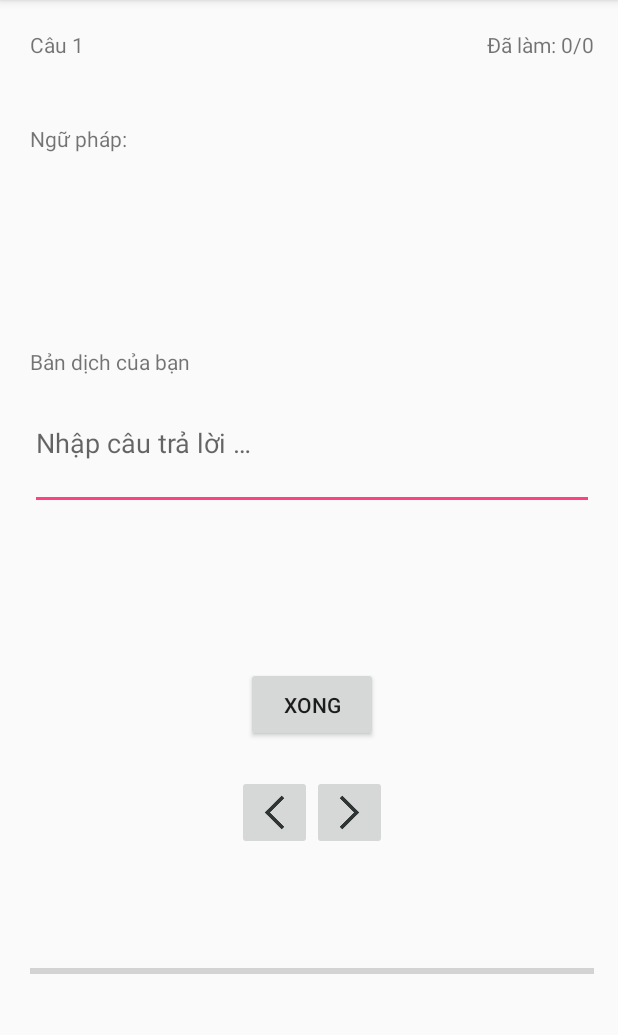
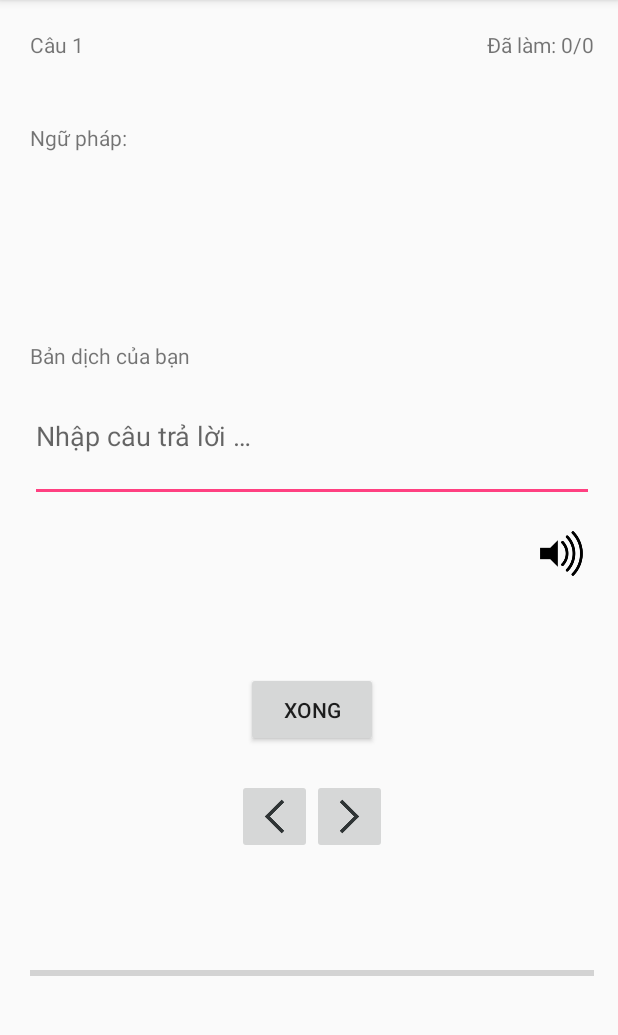
Before and after one commit to NinhHuong/NihongoRenshuu, an Android app: the TransQuiz screen opened directly, with no data from a screen before it, on a phone screen of 412 x 824 dp, the part 84-1119 px from its top. Run offline under Robolectric (Android 15) with nearby library versions, the phone set to English and light mode, and no system bars; 12 statements that could not run were skipped.

Commit message:
- lastest code

```diff
--- a/app/src/main/java/com/h2n/nihongorenshuu/MainActivity.java
+++ b/app/src/main/java/com/h2n/nihongorenshuu/MainActivity.java
@@ -11,6 +11,7 @@ import android.view.MenuItem;
 import android.widget.Button;
 import android.widget.RadioButton;
 import android.widget.RadioGroup;
+import android.speech.tts.TextToSpeech;
 
 import com.h2n.nihongorenshuu.app.grammar.GrammarListReview;
 import com.h2n.nihongorenshuu.app.transquiz.TransQuizHome;
@@ -21,6 +22,7 @@ import com.h2n.nihongorenshuu.entity.Grammar;
 import java.io.IOException;
 import java.util.ArrayList;
 import java.util.List;
+import java.util.Locale;
 
 
 public class MainActivity extends AppCompatActivity {
--- a/app/src/main/java/com/h2n/nihongorenshuu/app/transquiz/TransQuiz.java
+++ b/app/src/main/java/com/h2n/nihongorenshuu/app/transquiz/TransQuiz.java
@@ -9,8 +9,10 @@ import android.view.View;
 import android.widget.Button;
 import android.widget.EditText;
 import android.widget.ImageButton;
+import android.widget.ImageView;
 import android.widget.ProgressBar;
 import android.widget.TextView;
+import android.speech.tts.TextToSpeech;
 
 import com.h2n.nihongorenshuu.R;
 import com.h2n.nihongorenshuu.app.grammar.GrammarDetail;
@@ -28,6 +30,7 @@ import org.json.JSONObject;
 
 import java.util.ArrayList;
 import java.util.List;
+import java.util.Locale;
 
 /**
  * Created by ninhh on 11/12/2016.
@@ -35,10 +38,7 @@ import java.util.List;
 
 public class TransQuiz extends AppCompatActivity implements View.OnClickListener{
 
-
-//    private List<Sentence> listSen = new ArrayList<>();
     private List<History> listHis = new ArrayList<>();
-//    private List<Grammar> listGra = new ArrayList<>();
     private List<JSONObject> listRetrieve = new ArrayList<>();
     Sentence sentence;
     Grammar grammar;
@@ -49,6 +49,8 @@ public class TransQuiz extends AppCompatActivity implements View.OnClickListener
     ImageButton btnPrev, btnNext;
     EditText etUserTrans;
     ProgressBar pbStatus;
+    ImageView ivSpeak;
+    TextToSpeech t2s;
     @Override
     protected void onCreate(Bundle savedInstanceState) {
         super.onCreate(savedInstanceState);
@@ -78,6 +80,15 @@ public class TransQuiz extends AppCompatActivity implements View.OnClickListener
         btnNext = (ImageButton) findViewById(R.id.btnNext);
         etUserTrans = (EditText) findViewById(R.id.etUserTrans);
         pbStatus = (ProgressBar) findViewById(R.id.pbStatus);
+
+        t2s = new TextToSpeech(getApplicationContext(), new TextToSpeech.OnInitListener() {
+            @Override
+            public void onInit(int status) {
+                if(status != TextToSpeech.ERROR) {
+                    t2s.setLanguage(Locale.JAPANESE);
+                }
+            }
+        });
 
 //        check is Continue
         HistoryRepo hr = new HistoryRepo();
@@ -221,6 +232,8 @@ public class TransQuiz extends AppCompatActivity implements View.OnClickListener
 
         etUserTrans.setEnabled(false);
         tvKeyTitle.setVisibility(View.VISIBLE);
+//        ivSpeak.setVisibility(View.VISIBLE);
+//        btnSpeakOnClick(findViewById(R.id.ivSpeak));
         if(isVnToJp == 1) {
             tvKey.setText(sentence.getJpSentence());
         } else {
@@ -270,6 +283,7 @@ public class TransQuiz extends AppCompatActivity implements View.OnClickListener
 
         etUserTrans.setEnabled(false);
         tvKeyTitle.setVisibility(View.VISIBLE);
+//        ivSpeak.setVisibility(View.VISIBLE);
     }
 
     private void goToGrammarDetail(int graId, int sen_id) {
@@ -281,6 +295,11 @@ public class TransQuiz extends AppCompatActivity implements View.OnClickListener
         startActivity(i);
     }
 
+    public void btnSpeakOnClick(View view) {
+        String toSpeak = tvKey.getText().toString().trim();
+        t2s.speak(toSpeak, TextToSpeech.QUEUE_FLUSH, null);
+    }
+
     private void clearScreen() {
         tvSenNo.setText("");
         tvDone.setText("");
@@ -288,7 +307,7 @@ public class TransQuiz extends AppCompatActivity implements View.OnClickListener
         tvSen.setText("");
         tvCorrection.setText("");
         tvKey.setText("");
-
+//        ivSpeak.setVisibility(View.INVISIBLE);
         tvKeyTitle.setVisibility(View.INVISIBLE);
         btnSubmit.setEnabled(true);
         btnPrev.setEnabled(true);
--- a/app/src/main/res/layout/activity_trans_quiz.xml
+++ b/app/src/main/res/layout/activity_trans_quiz.xml
@@ -86,14 +86,29 @@
         android:layout_height="wrap_content"
         android:id="@+id/tvKeyTitle"/>
 
-    <TextView
-        android:text="@string/key"
-        android:textColor="@color/key"
+    <LinearLayout
+        android:orientation="horizontal"
         android:layout_width="match_parent"
         android:layout_height="wrap_content"
-        android:id="@+id/tvKey"
-        android:layout_weight="1" />
+        android:layout_weight="1">
+        <TextView
+            android:text="@string/key"
+            android:textColor="@color/key"
+            android:layout_width="wrap_content"
+            android:layout_height="wrap_content"
+            android:id="@+id/tvKey"
+            android:layout_weight="1" />
 
+        <ImageView
+            android:layout_width="30dp"
+            android:layout_height="30dp"
+            app:srcCompat="@drawable/sound_loud_speaker"
+            android:id="@+id/ivSpeak"
+            android:layout_gravity="end"
+            android:layout_weight="0.04"
+            android:onClick="btnSpeakOnClick"/>
+
+    </LinearLayout>
 
     <LinearLayout
         android:orientation="horizontal"
```
Also changed, not shown: app/src/main/java/com/h2n/nihongorenshuu/app/grammar/GrammarDetail.java (+7 -7 lines), app/src/main/java/com/h2n/nihongorenshuu/app/grammar/GrammarListReview.java (+42 -1 lines), app/src/main/java/com/h2n/nihongorenshuu/extendObject/ExpandableListAdapter.java (+31 -2 lines), app/src/main/java/com/h2n/nihongorenshuu/extendObject/GrammarStructureAdapter.java (+24 -22 lines), app/src/main/res/layout/expandable_list_view.xml (+7 -0 lines), app/src/main/res/drawable/sound_loud_speaker.png (added).
